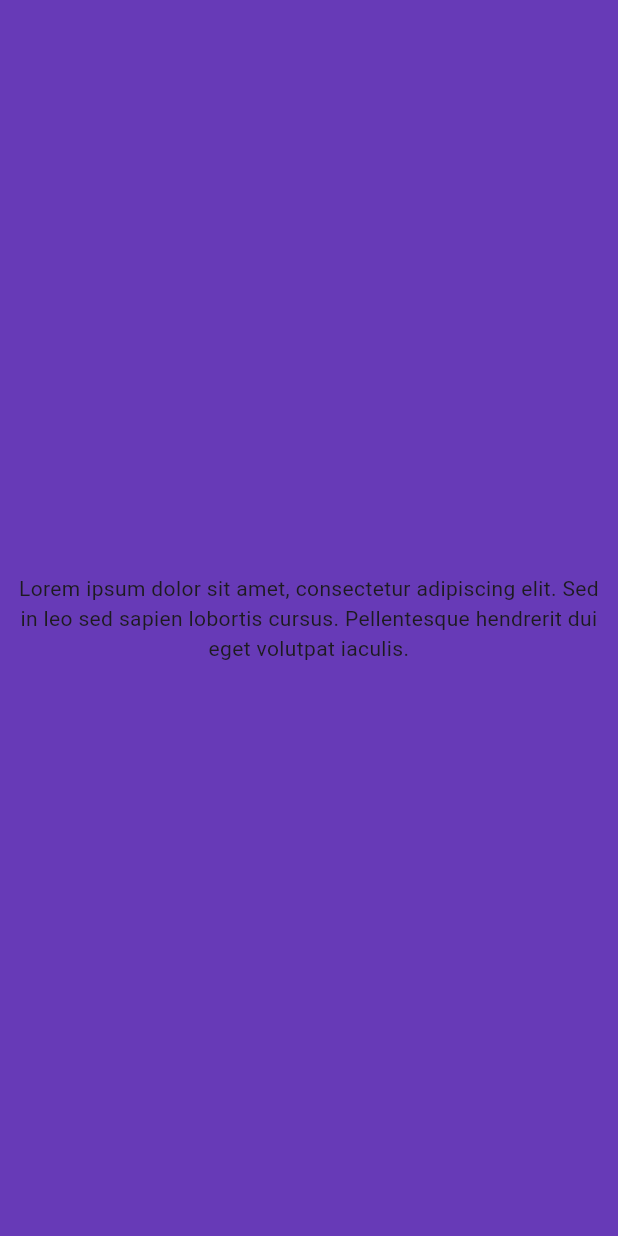
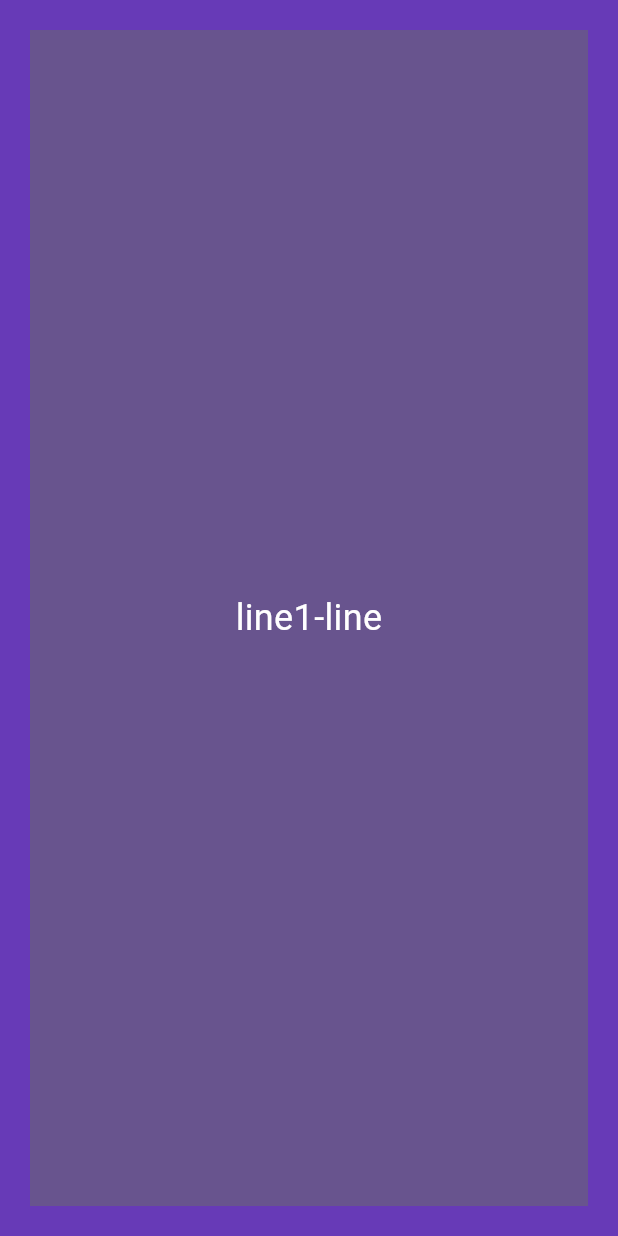
Before and after one commit to intoinside/ItalianProverbsBadlyTranslated, a Flutter app: the screen it shows after launch, on a phone screen of 412 x 824 dp. Run offline on Flutter 3.47's test engine with Material 3 defaults, Android fonts, the phone set to English and light mode, and no system bars.

Commit message:
Reading from internal asset

```diff
--- /dev/null
+++ b/assets/proverbs.txt
@@ -0,0 +1,9 @@
+line1-line
+line2-line
+line3-line
+line4-line
+line5-line
+line6-line
+line7-line
+line8-line
+line9-line
--- a/lib/main.dart
+++ b/lib/main.dart
@@ -1,4 +1,10 @@
+import 'dart:async';
+import 'dart:convert';
+import 'dart:io';
+
 import 'package:flutter/material.dart';
+import 'package:path_provider/path_provider.dart';
+import 'package:flutter/services.dart' show rootBundle;
 
 void main() {
   runApp(const MyApp());
@@ -31,30 +37,49 @@ class MyApp extends StatelessWidget {
         colorScheme: ColorScheme.fromSeed(seedColor: Colors.deepPurple),
         useMaterial3: true,
       ),
-      home: const MyHomePage(title: 'Italian Proverbs Badly Translated'),
+      home: const MyHomePage(),//title: 'Italian Proverbs Badly Translated'),
     );
   }
 }
 
-class MyHomePage extends StatelessWidget {
-  const MyHomePage({super.key, required this.title});
+class MyHomePage extends StatefulWidget {
+  const MyHomePage({Key? key}): super(key: key);
 
-  final String title;
+  @override
+  State<StatefulWidget> createState() => _MyHomePageState();
+}
+
+class _MyHomePageState extends State<MyHomePage> {
+  String? data;
+
+  void _loadData() async {
+    final _loadedData = await rootBundle.loadString('assets/proverbs.txt');
+    setState(() {
+      data = LineSplitter.split(_loadedData).first;
+    });
+  }
+
+  @override
+  void initState() {
+    super.initState();
+    _loadData();
+  }
 
   @override
   Widget build(BuildContext context) {
     return Scaffold(
       backgroundColor: Colors.deepPurple,
       body: Container(
-        margin: EdgeInsets.all(10),
-        // color: Colors.deepPurple,
+        color: Theme.of(context).colorScheme.primary,
+        margin: const EdgeInsets.all(20),
         child: Center(
-          child: const Row(
+          child: Row(
             children: [
               Expanded(
                 child: Text(
-                  'Lorem ipsum dolor sit amet, consectetur adipiscing elit. Sed in leo sed sapien lobortis cursus. Pellentesque hendrerit dui eget volutpat iaculis.',
+                  data ?? "empty",
                   textAlign: TextAlign.center,
+                  style: Theme.of(context).textTheme.bodyMedium!.copyWith(color: Theme.of(context).colorScheme.onPrimary, fontSize: 24),
                 ),
               ),
             ],
@@ -64,75 +89,3 @@ class MyHomePage extends StatelessWidget {
     );
   }
 }
-
-/*
-class _MyHomePageState extends State<MyHomePage> {
-  int _counter = 0;
-
-  void _incrementCounter() {
-    setState(() {
-      // This call to setState tells the Flutter framework that something has
-      // changed in this State, which causes it to rerun the build method below
-      // so that the display can reflect the updated values. If we changed
-      // _counter without calling setState(), then the build method would not be
-      // called again, and so nothing would appear to happen.
-      _counter++;
-    });
-  }
-
-  @override
-  Widget build(BuildContext context) {
-    // This method is rerun every time setState is called, for instance as done
-    // by the _incrementCounter method above.
-    //
-    // The Flutter framework has been optimized to make rerunning build methods
-    // fast, so that you can just rebuild anything that needs updating rather
-    // than having to individually change instances of widgets.
-    return Scaffold(
-      appBar: AppBar(
-        // TRY THIS: Try changing the color here to a specific color (to
-        // Colors.amber, perhaps?) and trigger a hot reload to see the AppBar
-        // change color while the other colors stay the same.
-        backgroundColor: Theme.of(context).colorScheme.inversePrimary,
-        // Here we take the value from the MyHomePage object that was created by
-        // the App.build method, and use it to set our appbar title.
-        title: Text(widget.title),
-      ),
-      body: Center(
-        // Center is a layout widget. It takes a single child and positions it
-        // in the middle of the parent.
-        child: Column(
-          // Column is also a layout widget. It takes a list of children and
-          // arranges them vertically. By default, it sizes itself to fit its
-          // children horizontally, and tries to be as tall as its parent.
-          //
-          // Column has various properties to control how it sizes itself and
-          // how it positions its children. Here we use mainAxisAlignment to
-          // center the children vertically; the main axis here is the vertical
-          // axis because Columns are vertical (the cross axis would be
-          // horizontal).
-          //
-          // TRY THIS: Invoke "debug painting" (choose the "Toggle Debug Paint"
-          // action in the IDE, or press "p" in the console), to see the
-          // wireframe for each widget.
-          mainAxisAlignment: MainAxisAlignment.center,
-          children: <Widget>[
-            const Text(
-              'You have pushed the button this many times:',
-            ),
-            Text(
-              '$_counter',
-              style: Theme.of(context).textTheme.headlineMedium,
-            ),
-          ],
-        ),
-      ),
-      floatingActionButton: FloatingActionButton(
-        onPressed: _incrementCounter,
-        tooltip: 'Increment',
-        child: const Icon(Icons.add),
-      ), // This trailing comma makes auto-formatting nicer for build methods.
-    );
-  }
-}
-*/
```
Also changed, not shown: pubspec.yaml (+8 -1 lines), pubspec.lock, 2 other files.
